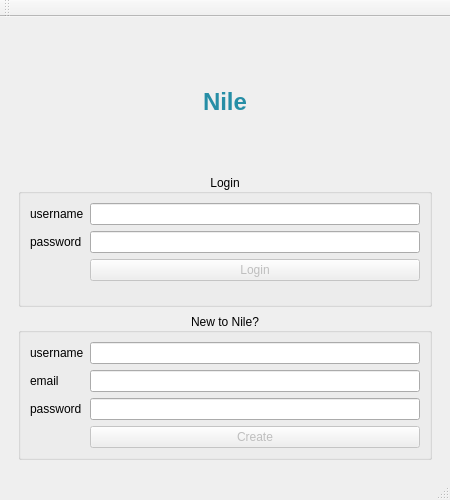
The window that mainwindow.ui (roblescristian4722/nile) describes before a commit, drawn with Qt 5.
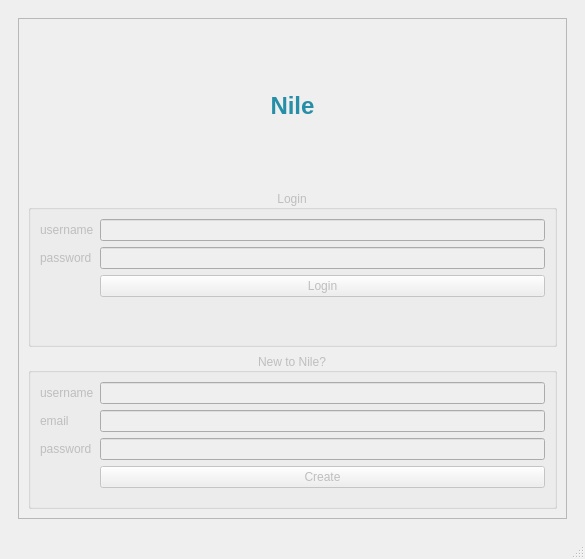
The same window after the commit.

What changed in the file:
```diff
--- a/mainwindow.ui
+++ b/mainwindow.ui
@@ -6,8 +6,8 @@
    <rect>
     <x>0</x>
     <y>0</y>
-    <width>450</width>
-    <height>500</height>
+    <width>585</width>
+    <height>559</height>
    </rect>
   </property>
   <property name="windowTitle">
@@ -17,10 +17,86 @@
    <layout class="QGridLayout" name="gridLayout">
     <item row="0" column="0">
      <widget class="QStackedWidget" name="viewSW">
+      <property name="enabled">
+       <bool>true</bool>
+      </property>
+      <property name="currentIndex">
+       <number>0</number>
+      </property>
       <widget class="QWidget" name="page">
        <layout class="QGridLayout" name="gridLayout_2">
+        <item row="1" column="0">
+         <widget class="QFrame" name="loginFrame">
+          <property name="enabled">
+           <bool>false</bool>
+          </property>
+          <property name="frameShape">
+           <enum>QFrame::StyledPanel</enum>
+          </property>
+          <property name="frameShadow">
+           <enum>QFrame::Raised</enum>
+          </property>
+          <layout class="QGridLayout" name="gridLayout_3">
+           <item row="1" column="0">
+            <widget class="QGroupBox" name="loginGB">
+             <property name="enabled">
+              <bool>false</bool>
+             </property>
+             <property name="sizePolicy">
+              <sizepolicy hsizetype="Preferred" vsizetype="Minimum">
+               <horstretch>0</horstretch>
+               <verstretch>0</verstretch>
+              </sizepolicy>
+             </property>
+             <property name="title">
+              <string>Login</string>
+             </property>
+             <property name="alignment">
+              <set>Qt::AlignCenter</set>
+             </property>
+             <layout class="QFormLayout" name="formLayout">
+              <item row="0" column="0">
+               <widget class="QLabel" name="usernameL">
+                <property name="text">
+                 <string>username</string>
+                </property>
+               </widget>
+              </item>
+              <item row="0" column="1">
+               <widget class="QLineEdit" name="usernameLE"/>
+              </item>
+              <item row="1" column="0">
+               <widget class="QLabel" name="passwordL">
+                <property name="text">
+                 <string>password</string>
+                </property>
+               </widget>
+              </item>
+              <item row="1" column="1">
+               <widget class="QLineEdit" name="passwordLE">
+                <property name="echoMode">
+                 <enum>QLineEdit::Password</enum>
+                </property>
+               </widget>
+              </item>
+              <item row="2" column="1">
+               <widget class="QPushButton" name="loginPB">
+                <property name="enabled">
+                 <bool>false</bool>
+                </property>
+                <property name="text">
+                 <string>Login</string>
+                </property>
+               </widget>
+              </item>
+             </layout>
+            </widget>
+           </item>
         <item row="2" column="0">
          <widget class="QGroupBox" name="groupBox">
+             <property name="enabled">
+              <bool>false</bool>
+             </property>
           <property name="title">
            <string>New to Nile?</string>
           </property>
@@ -77,6 +153,9 @@
         </item>
         <item row="0" column="0">
          <widget class="QLabel" name="titleL">
+             <property name="enabled">
+              <bool>false</bool>
+             </property>
           <property name="font">
            <font>
             <pointsize>18</pointsize>
@@ -99,55 +178,6 @@
           </property>
          </widget>
         </item>
-        <item row="1" column="0">
-         <widget class="QGroupBox" name="loginGB">
-          <property name="sizePolicy">
-           <sizepolicy hsizetype="Preferred" vsizetype="Minimum">
-            <horstretch>0</horstretch>
-            <verstretch>0</verstretch>
-           </sizepolicy>
-          </property>
-          <property name="title">
-           <string>Login</string>
-          </property>
-          <property name="alignment">
-           <set>Qt::AlignCenter</set>
-          </property>
-          <layout class="QFormLayout" name="formLayout">
-           <item row="0" column="0">
-            <widget class="QLabel" name="usernameL">
-             <property name="text">
-              <string>username</string>
-             </property>
-            </widget>
-           </item>
-           <item row="0" column="1">
-            <widget class="QLineEdit" name="usernameLE"/>
-           </item>
-           <item row="1" column="0">
-            <widget class="QLabel" name="passwordL">
-             <property name="text">
-              <string>password</string>
-             </property>
-            </widget>
-           </item>
-           <item row="1" column="1">
-            <widget class="QLineEdit" name="passwordLE">
-             <property name="echoMode">
-              <enum>QLineEdit::Password</enum>
-             </property>
-            </widget>
-           </item>
-           <item row="2" column="1">
-            <widget class="QPushButton" name="loginPB">
-             <property name="enabled">
-              <bool>false</bool>
-             </property>
-             <property name="text">
-              <string>Login</string>
-             </property>
-            </widget>
-           </item>
           </layout>
          </widget>
         </item>
@@ -159,17 +189,6 @@
    </layout>
   </widget>
   <widget class="QStatusBar" name="statusbar"/>
-  <widget class="QToolBar" name="toolBar">
-   <property name="windowTitle">
-    <string>toolBar</string>
-   </property>
-   <attribute name="toolBarArea">
-    <enum>TopToolBarArea</enum>
-   </attribute>
-   <attribute name="toolBarBreak">
-    <bool>false</bool>
-   </attribute>
-  </widget>
   <widget class="QMenuBar" name="menubar">
    <property name="geometry">
     <rect>
```
Left out of the diff: 13 changed lines with no effect on the pictures. Lines whose indentation alone changed are shown as unchanged.
